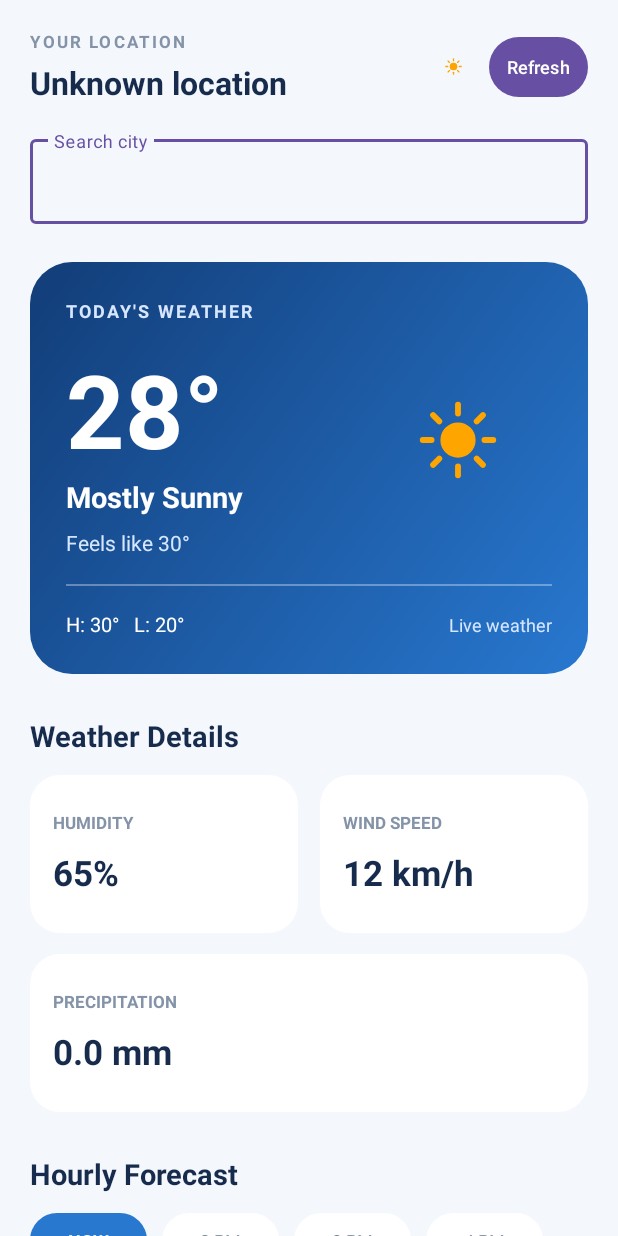
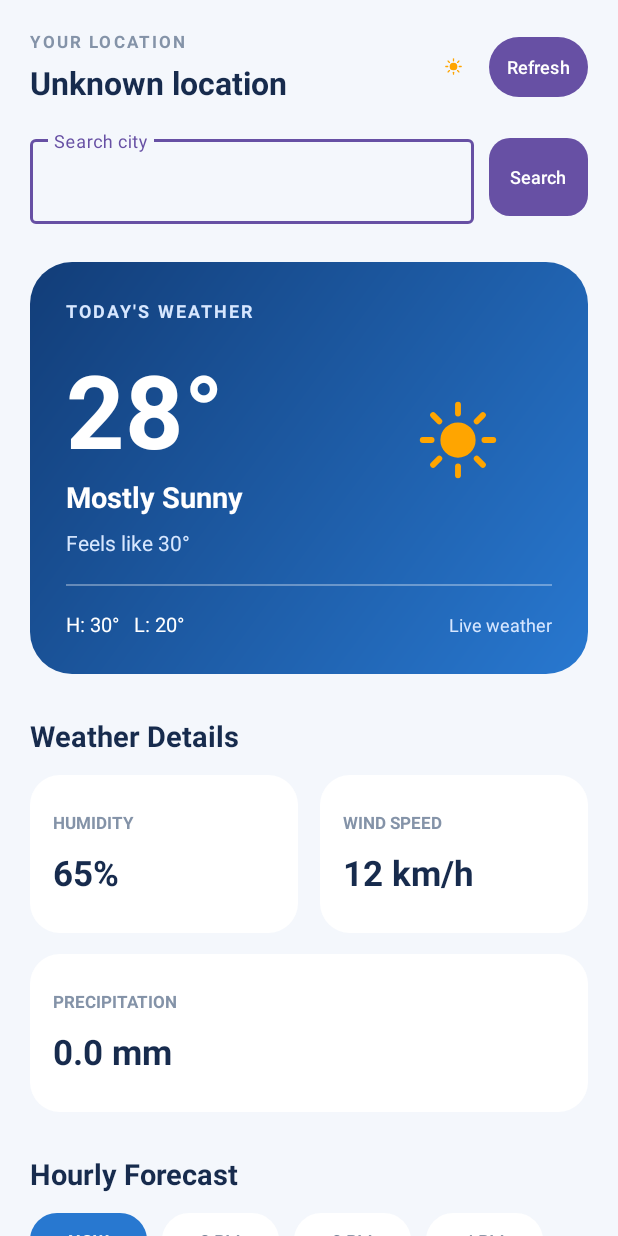
Before and after one commit to ahmadhss9/WeatherApp, an Android app: the screen it shows after launch (MainActivity), on a phone screen of 412 x 824 dp. Run offline under Robolectric (Android 15) with nearby library versions, the phone set to English and light mode, and no system bars.

Commit message:
Step 54: add city search button

```diff
--- a/app/src/main/java/com/example/weatherapp/MainActivity.java
+++ b/app/src/main/java/com/example/weatherapp/MainActivity.java
@@ -47,6 +47,9 @@ import com.google.android.gms.location.LocationRequest;    // Step 44
 import com.google.android.gms.location.LocationResult;     // Step 44
 import com.google.android.gms.location.Priority;           // Step 44
 import android.os.Handler;                                  // Step 45
+import android.widget.EditText;                                          // Step 54
+import com.google.android.material.button.MaterialButton;                // Step 54 (or use FQN as btnRefresh does)
+import com.google.android.material.textfield.TextInputEditText;          // Step 54
 
 
 public class MainActivity extends AppCompatActivity {
@@ -81,6 +84,9 @@ public class MainActivity extends AppCompatActivity {
     private com.google.android.material.button.MaterialButton btnRefresh;   // Step 49: refresh button
     private double lastLat = DEFAULT_LAT;            // Step 48: coords last requested
     private double lastLon = DEFAULT_LON;
+
+    private com.google.android.material.button.MaterialButton btnSearch;      // Step 54
+    private TextInputEditText etCitySearch;                                   // Step 54
 
 
     // Step 43: permission dialog result comes back here
@@ -135,6 +141,10 @@ public class MainActivity extends AppCompatActivity {
                 + locationHelper.hasPermission());
 
         hadPermission = locationHelper.hasPermission();   // Step 50: remember current state
+
+        btnSearch = findViewById(R.id.btnSearch);                    // Step 54
+        etCitySearch = findViewById(R.id.etCitySearch);              // Step 54
+        btnSearch.setOnClickListener(v -> onSearchClicked());        // Step 54
 
         ViewCompat.setOnApplyWindowInsetsListener(findViewById(R.id.main), (v, insets) -> {
             Insets systemBars = insets.getInsets(WindowInsetsCompat.Type.systemBars());
@@ -230,6 +240,14 @@ public class MainActivity extends AppCompatActivity {
             fetchCurrentWeather(lastLat, lastLon);           // Step 48 coords
             showCity(lastLat, lastLon);                      // keep header accurate
         }
+    }
+    /** Step 54: placeholder until step 55 sends the request. */
+    private void onSearchClicked() {
+
+        String query = etCitySearch.getText() == null
+                ? "" : etCitySearch.getText().toString().trim();      // Step 54
+
+        Log.d("GEOCODE", "Search tapped: " + query);                  // Step 54
     }
     /** Step 47: geocode the coordinates and write the city on screen. */
     private void showCity(double lat, double lon) {
--- a/app/src/main/res/layout/activity_main.xml
+++ b/app/src/main/res/layout/activity_main.xml
@@ -71,13 +71,20 @@
                 android:textSize="12sp"
                 app:cornerRadius="20dp" /><!-- Step 49 -->
         </LinearLayout>
-        <!-- Step 53: city search input -->
+        <!-- Steps 53-54: city search row -->
+        <LinearLayout
+            android:layout_width="match_parent"
+            android:layout_height="wrap_content"
+            android:layout_marginTop="18dp"
+            android:gravity="center_vertical"
+            android:orientation="horizontal">
+
             <com.google.android.material.textfield.TextInputLayout
                 android:id="@+id/searchLayout"
                 style="@style/Widget.Material3.TextInputLayout.OutlinedBox"
-            android:layout_width="match_parent"
+                android:layout_width="0dp"
                 android:layout_height="wrap_content"
-            android:layout_marginTop="18dp"
+                android:layout_weight="1"
                 android:hint="Search city">
 
                 <com.google.android.material.textfield.TextInputEditText
@@ -88,6 +95,21 @@
                     android:inputType="textCapWords"
                     android:maxLines="1" />
             </com.google.android.material.textfield.TextInputLayout>
+
+            <com.google.android.material.button.MaterialButton
+                android:id="@+id/btnSearch"
+                android:layout_width="wrap_content"
+                android:layout_height="52dp"
+                android:layout_marginStart="10dp"
+                android:insetTop="0dp"
+                android:insetBottom="0dp"
+                android:minWidth="0dp"
+                android:paddingStart="14dp"
+                android:paddingEnd="14dp"
+                android:text="Search"
+                android:textSize="12sp"
+                app:cornerRadius="14dp" />
+        </LinearLayout>
 
         <!-- Main Weather Card -->
         <LinearLayout
```
Lines whose indentation alone changed are shown as unchanged.
